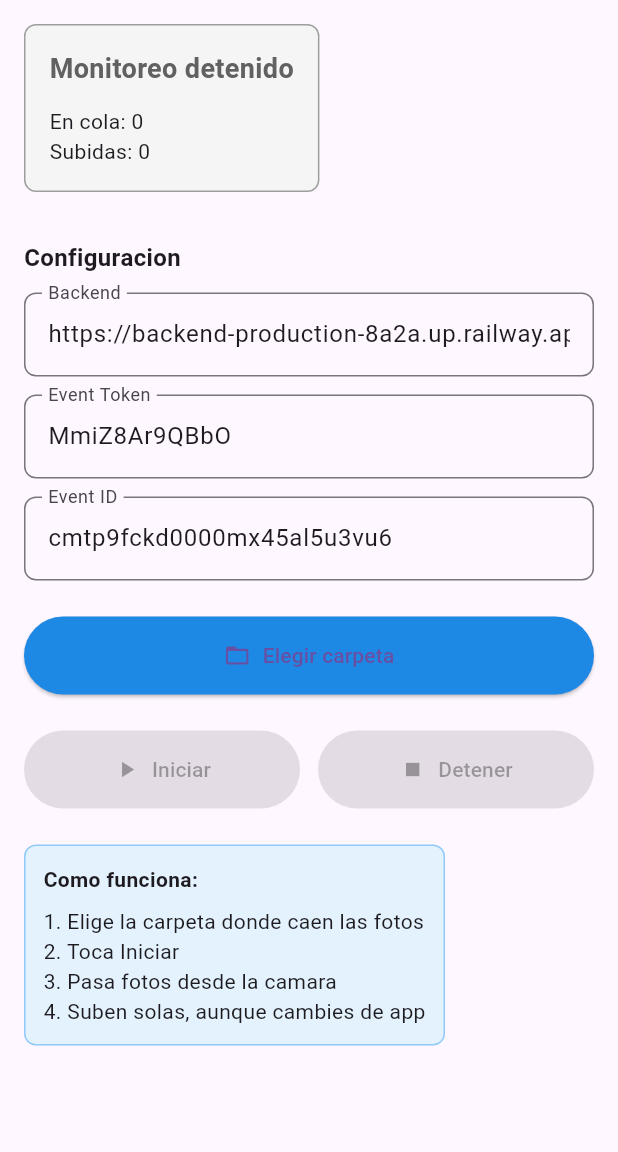
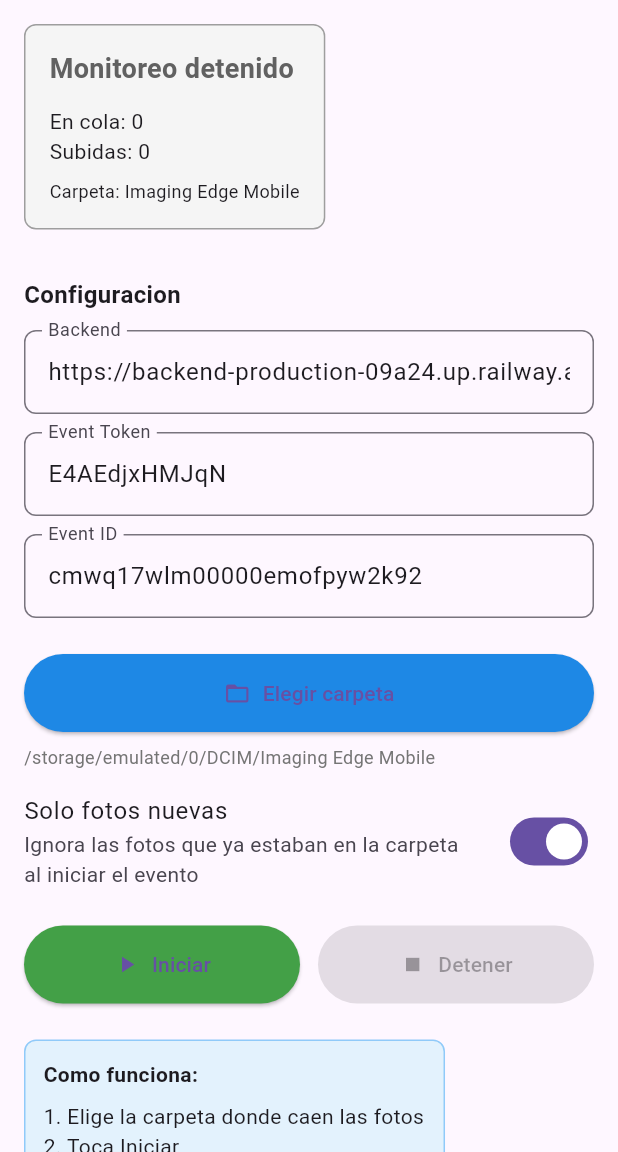
Before and after one commit to pablowebster94-sudo/advibe-eventos, a Flutter app: the screen it shows after launch, on a phone screen of 412 x 824 dp, the part 84-1236 px from its top. Run offline on Flutter 3.47's test engine with Material 3 defaults, Android fonts, the phone set to English and light mode, and no system bars; our stand-ins replace file_picker, logger, permission_handler, shared_preferences; missing offline and left inert: flutter_foreground_task.

Commit message:
ci: build APK on GitHub; app preset for Baby Shower Amy
- GitHub Actions builds apps/mobile release APK and publishes it as release app-latest
- Default backend/token/event for baby-shower-amy and Imaging Edge Mobile folder
- 'Solo fotos nuevas': photos already in the folder at first start are skipped
- Skip re-reading files already handled (path|size cache)
- Ask for all-files access from Iniciar if missing

Co-Authored-By: Claude Opus 5.5 <noreply@anthropic.com>
Claude-Session: https://claude.ai/code/session_01XbUySvmZLBJo5kLrGNCBsn

```diff
--- a/apps/mobile/lib/screens/home_screen.dart
+++ b/apps/mobile/lib/screens/home_screen.dart
@@ -2,6 +2,7 @@ import 'dart:io';
 import 'package:file_picker/file_picker.dart';
 import 'package:flutter/material.dart';
 import 'package:flutter_foreground_task/flutter_foreground_task.dart';
+import 'package:permission_handler/permission_handler.dart';
 import 'package:shared_preferences/shared_preferences.dart';
 import '../services/upload_service.dart';
 
@@ -17,7 +18,10 @@ class _HomeScreenState extends State<HomeScreen> {
   final tokenController = TextEditingController();
   final eventIdController = TextEditingController();
 
+  static const _defaultPath = '/storage/emulated/0/DCIM/Imaging Edge Mobile';
+
   String? selectedPath;
+  bool onlyNew = true;
   bool isRunning = false;
   int uploaded = 0;
   int queue = 0;
@@ -44,12 +48,14 @@ class _HomeScreenState extends State<HomeScreen> {
 
   Future<void> _init() async {
     prefs = await SharedPreferences.getInstance();
-    serverController.text = prefs!.getString('cfg_server') ?? 'https://backend-production-8a2a.up.railway.app';
-    tokenController.text = prefs!.getString('cfg_token') ?? 'MmiZ8Ar9QBbO';
-    eventIdController.text = prefs!.getString('cfg_event_id') ?? 'cmtp9fckd0000mx45al5u3vu6';
+    // Evento actual: Baby Shower Amy -> /g/baby-shower-amy
+    serverController.text = prefs!.getString('cfg_server') ?? 'https://backend-production-09a24.up.railway.app';
+    tokenController.text = prefs!.getString('cfg_token') ?? 'E4AEdjxHMJqN';
+    eventIdController.text = prefs!.getString('cfg_event_id') ?? 'cmwq17wlm00000emofpyw2k92';
     final running = await FlutterForegroundTask.isRunningService;
     setState(() {
-      selectedPath = prefs!.getString('cfg_path');
+      selectedPath = prefs!.getString('cfg_path') ?? _defaultPath;
+      onlyNew = prefs!.getBool('cfg_only_new') ?? true;
       uploaded = prefs!.getInt('stat_uploaded') ?? 0;
       isRunning = running;
     });
@@ -79,9 +85,21 @@ class _HomeScreenState extends State<HomeScreen> {
     await prefs!.setString('cfg_token', tokenController.text.trim());
     await prefs!.setString('cfg_event_id', eventIdController.text.trim());
     if (selectedPath != null) await prefs!.setString('cfg_path', selectedPath!);
+    await prefs!.setBool('cfg_only_new', onlyNew);
+  }
+
+  void _snack(String msg) {
+    if (!mounted) return;
+    ScaffoldMessenger.of(context).showSnackBar(SnackBar(content: Text(msg)));
   }
 
   Future<void> _start() async {
+    // Sin "Acceso a todos los archivos" Android no deja leer DCIM/Imaging Edge Mobile.
+    if (!await Permission.manageExternalStorage.isGranted) {
+      _snack('Activa "Permitir acceso a todos los archivos" y vuelve a tocar Iniciar');
+      await Permission.manageExternalStorage.request();
+      if (!await Permission.manageExternalStorage.isGranted) return;
+    }
     await _saveConfig();
     await FlutterForegroundTask.requestNotificationPermission();
     await FlutterForegroundTask.startService(
@@ -207,7 +225,15 @@ class _HomeScreenState extends State<HomeScreen> {
               Text(selectedPath!,
                   style: TextStyle(fontSize: 12, color: Colors.grey[600])),
             ],
-            const SizedBox(height: 24),
+            const SizedBox(height: 8),
+            SwitchListTile(
+              contentPadding: EdgeInsets.zero,
+              title: const Text('Solo fotos nuevas'),
+              subtitle: const Text('Ignora las fotos que ya estaban en la carpeta al iniciar el evento'),
+              value: onlyNew,
+              onChanged: isRunning ? null : (v) => setState(() => onlyNew = v),
+            ),
+            const SizedBox(height: 16),
 
             Row(
               children: [
```
Also changed, not shown: apps/mobile/lib/services/upload_service.dart (+48 -6 lines), 1 other file.
